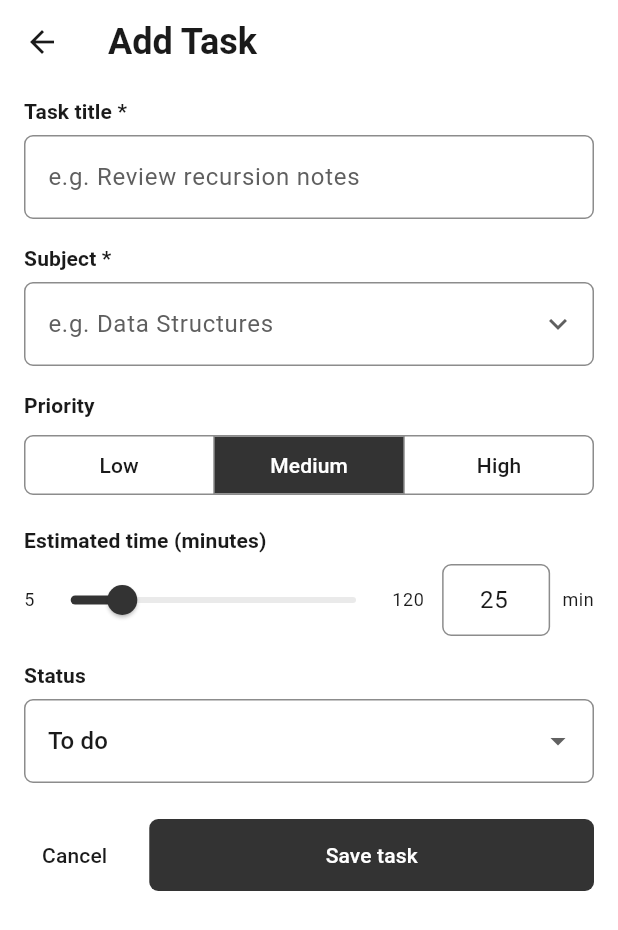
After one commit to mustafadev123/Focus_quest, a Flutter app: the screen it shows after launch, after a tap on "Add task", on a phone screen of 412 x 824 dp. The commit adds this screen. Shown: the top 930 px of the screen. Run offline on Flutter 3.47's test engine with Material 3 defaults, Android fonts, the phone set to English and light mode, and no system bars; our stand-ins replace flutter_riverpod, sqflite; accounts and stored records are empty.

Commit message:
feat: add validated Add/Edit Task form with save retry and unsaved-change guard

```diff
--- a/lib/presentation/dashboard/dashboard_screen.dart
+++ b/lib/presentation/dashboard/dashboard_screen.dart
@@ -6,6 +6,7 @@ import '../../domain/models/study_task.dart';
 import '../../providers/dashboard_providers.dart';
 import '../../providers/task_providers.dart';
 import '../shell/home_shell.dart';
+import '../task_form/task_form_screen.dart';
 import '../widgets/state_views.dart';
 import 'widgets/summary_card.dart';
 import 'widgets/task_card.dart';
@@ -126,6 +127,10 @@ class _TaskList extends ConsumerWidget {
             ),
             const SizedBox(height: 8),
           ],
+        if (allTasks.isNotEmpty) ...[
+          const SizedBox(height: 8),
+          const _AddTaskButton(),
+        ],
       ],
     );
   }
@@ -210,8 +215,26 @@ class _EmptyTasks extends StatelessWidget {
           Text('Add your first task.',
               style: theme.textTheme.bodySmall
                   ?.copyWith(color: theme.colorScheme.onSurfaceVariant)),
+          const SizedBox(height: 12),
+          const _AddTaskButton(expand: false),
         ],
       ),
     );
   }
 }
+
+class _AddTaskButton extends StatelessWidget {
+  const _AddTaskButton({this.expand = true});
+
+  final bool expand;
+
+  @override
+  Widget build(BuildContext context) {
+    final button = FilledButton.icon(
+      onPressed: () => TaskFormScreen.open(context),
+      icon: const Icon(Icons.add),
+      label: const Text('Add task'),
+    );
+    return expand ? SizedBox(width: double.infinity, child: button) : button;
+  }
+}
--- /dev/null
+++ b/lib/presentation/task_form/task_form_screen.dart
@@ -0,0 +1,431 @@
+import 'package:flutter/material.dart';
+import 'package:flutter_riverpod/flutter_riverpod.dart';
+
+import '../../domain/models/study_task.dart';
+import '../../domain/validation/validation.dart';
+import '../../providers/task_providers.dart';
+import '../widgets/state_views.dart';
+import 'widgets/minutes_field.dart';
+
+/// Add Task when [taskId] is null, otherwise Edit Task for that saved task.
+class TaskFormScreen extends ConsumerWidget {
+  const TaskFormScreen({super.key, this.taskId});
+
+  final int? taskId;
+
+  static Future<void> open(BuildContext context, {int? taskId}) {
+    return Navigator.of(context).push(
+      MaterialPageRoute<void>(builder: (_) => TaskFormScreen(taskId: taskId)),
+    );
+  }
+
+  @override
+  Widget build(BuildContext context, WidgetRef ref) {
+    final id = taskId;
+    if (id == null) return const _TaskForm(initial: null);
+
+    final task = ref.watch(taskByIdProvider(id));
+    if (task.hasValue) {
+      final value = task.value;
+      if (value != null) return _TaskForm(initial: value);
+      return _Message(
+        child: ErrorView(
+          message: 'This task no longer exists.',
+          onRetry: () => ref.invalidate(taskByIdProvider(id)),
+        ),
+      );
+    }
+    if (task.hasError) {
+      return _Message(
+        child: ErrorView(
+          message: "Couldn't load this task.",
+          onRetry: () => ref.invalidate(taskByIdProvider(id)),
+        ),
+      );
+    }
+    return const _Message(child: LoadingView(label: 'Loading task…'));
+  }
+}
+
+class _Message extends StatelessWidget {
+  const _Message({required this.child});
+
+  final Widget child;
+
+  @override
+  Widget build(BuildContext context) {
+    return Scaffold(
+        appBar: AppBar(title: const Text('Edit Task')), body: child);
+  }
+}
+
+class _TaskForm extends ConsumerStatefulWidget {
+  const _TaskForm({required this.initial});
+
+  final StudyTask? initial;
+
+  @override
+  ConsumerState<_TaskForm> createState() => _TaskFormState();
+}
+
+class _TaskFormState extends ConsumerState<_TaskForm> {
+  static const _defaultMinutes = 25;
+
+  final _formKey = GlobalKey<FormState>();
+  late final TextEditingController _title;
+  late final TextEditingController _subject;
+  late final TextEditingController _minutes;
+  late TaskPriority _priority;
+  late TaskStatus _status;
+
+  bool _submitted = false;
+  bool _saving = false;
+  bool _saveFailed = false;
+
+  bool get _isEdit => widget.initial != null;
+
+  @override
+  void initState() {
+    super.initState();
+    final task = widget.initial;
+    _title = TextEditingController(text: task?.title ?? '');
+    _subject = TextEditingController(text: task?.subject ?? '');
+    _minutes = TextEditingController(
+        text: '${task?.estimatedMinutes ?? _defaultMinutes}');
+    _priority = task?.priority ?? TaskPriority.medium;
+    _status = task?.status ?? TaskStatus.pending;
+  }
+
+  @override
+  void dispose() {
+    _title.dispose();
+    _subject.dispose();
+    _minutes.dispose();
+    super.dispose();
+  }
+
+  bool get _isDirty {
+    final task = widget.initial;
+    return _title.text.trim() != (task?.title ?? '') ||
+        _subject.text.trim() != (task?.subject ?? '') ||
+        _minutes.text != '${task?.estimatedMinutes ?? _defaultMinutes}' ||
+        _priority != (task?.priority ?? TaskPriority.medium) ||
+        _status != (task?.status ?? TaskStatus.pending);
+  }
+
+  Future<void> _save() async {
+    if (_saving) return;
+    setState(() => _submitted = true);
+    if (!_formKey.currentState!.validate()) return;
+
+    setState(() {
+      _saving = true;
+      _saveFailed = false;
+    });
+    final notifier = ref.read(tasksProvider.notifier);
+    final minutes = parseMinutes(_minutes.text)!;
+    try {
+      final initial = widget.initial;
+      if (initial == null) {
+        await notifier.create(
+          title: _title.text,
+          subject: _subject.text,
+          priority: _priority,
+          estimatedMinutes: minutes,
+          status: _status,
+        );
+      } else {
+        await notifier.save(initial.copyWith(
+          title: _title.text,
+          subject: _subject.text,
+          priority: _priority,
+          estimatedMinutes: minutes,
+          status: _status,
+        ));
+      }
+      if (!mounted) return;
+      Navigator.of(context).pop();
+    } catch (_) {
+      // Input stays in the controllers so Retry resubmits it unchanged.
+      if (!mounted) return;
+      setState(() {
+        _saving = false;
+        _saveFailed = true;
+      });
+    }
+  }
+
+  Future<void> _leave() async {
+    if (!_isDirty || await _confirmDiscard()) {
+      if (mounted) Navigator.of(context).pop();
+    }
+  }
+
+  Future<bool> _confirmDiscard() async {
+    final discard = await showDialog<bool>(
+      context: context,
+      builder: (context) => AlertDialog(
+        title: const Text('Discard changes?'),
+        content: const Text('Your changes to this task will not be saved.'),
+        actions: [
+          TextButton(
+            onPressed: () => Navigator.of(context).pop(false),
+            child: const Text('Keep editing'),
+          ),
+          FilledButton(
+            onPressed: () => Navigator.of(context).pop(true),
+            child: const Text('Discard'),
+          ),
+        ],
+      ),
+    );
+    return discard ?? false;
+  }
+
+  @override
+  Widget build(BuildContext context) {
+    final theme = Theme.of(context);
+    final subjects = ref.watch(subjectsProvider).value ?? const <String>[];
+
+    return PopScope(
+      canPop: false,
+      onPopInvokedWithResult: (didPop, _) {
+        if (!didPop && !_saving) _leave();
+      },
+      child: Scaffold(
+        appBar: AppBar(
+          leading: BackButton(onPressed: _saving ? null : _leave),
+          title: Text(_isEdit ? 'Edit Task' : 'Add Task'),
+        ),
+        body: Form(
+          key: _formKey,
+          autovalidateMode: _submitted
+              ? AutovalidateMode.onUserInteraction
+              : AutovalidateMode.disabled,
+          child: ListView(
+            padding: const EdgeInsets.fromLTRB(16, 8, 16, 24),
+            children: [
+              if (_saveFailed) ...[
+                _SaveFailedBanner(onRetry: _saving ? null : _save),
+                const SizedBox(height: 16),
+              ],
+              const _FieldLabel('Task title *'),
+              TextFormField(
+                controller: _title,
+                textCapitalization: TextCapitalization.sentences,
+                textInputAction: TextInputAction.next,
+                decoration: const InputDecoration(
+                    hintText: 'e.g. Review recursion notes'),
+                validator: validateTitle,
+                onChanged: (_) => setState(() {}),
+              ),
+              const SizedBox(height: 16),
+              const _FieldLabel('Subject *'),
+              _SubjectField(
+                controller: _subject,
+                subjects: subjects,
+                onChanged: () => setState(() {}),
+              ),
+              const SizedBox(height: 16),
+              const _FieldLabel('Priority'),
+              SegmentedButton<TaskPriority>(
+                segments: [
+                  for (final p in TaskPriority.values)
+                    ButtonSegment(value: p, label: Text(p.label)),
+                ],
+                selected: {_priority},
+                showSelectedIcon: false,
+                style: SegmentedButton.styleFrom(
+                  selectedBackgroundColor: theme.colorScheme.primary,
+                  selectedForegroundColor: theme.colorScheme.onPrimary,
+                  shape: RoundedRectangleBorder(
+                      borderRadius: BorderRadius.circular(6)),
+                ),
+                onSelectionChanged: (s) => setState(() => _priority = s.single),
+              ),
+              const SizedBox(height: 16),
+              const _FieldLabel('Estimated time (minutes)'),
+              MinutesField(
+                controller: _minutes,
+                onChanged: () => setState(() {}),
+              ),
+              const SizedBox(height: 16),
+              const _FieldLabel('Status'),
+              DropdownButtonFormField<TaskStatus>(
+                initialValue: _status,
+                items: [
+                  for (final s in TaskStatus.values)
+                    DropdownMenuItem(value: s, child: Text(s.label)),
+                ],
+                onChanged: (s) => setState(() => _status = s ?? _status),
+              ),
+              const SizedBox(height: 24),
+              Row(
+                children: [
+                  TextButton(
+                    onPressed: _saving ? null : _leave,
+                    child: const Text('Cancel'),
+                  ),
+                  const SizedBox(width: 16),
+                  Expanded(
+                    child: FilledButton(
+                      onPressed: _saving ? null : _save,
+                      child: _saving
+                          ? const SizedBox.square(
+                              dimension: 20,
+                              child: CircularProgressIndicator(
+                                strokeWidth: 2,
+                                semanticsLabel: 'Saving task',
+                              ),
+                            )
+                          : const Text('Save task'),
+                    ),
+                  ),
+                ],
+              ),
+            ],
+          ),
+        ),
+      ),
+    );
+  }
+}
+
+class _FieldLabel extends StatelessWidget {
+  const _FieldLabel(this.text);
+
+  final String text;
+
+  @override
+  Widget build(BuildContext context) {
+    return Padding(
+      padding: const EdgeInsets.only(bottom: 6),
+      child: ExcludeSemantics(
+        child: Text(
+          text,
+          style: Theme.of(context)
+              .textTheme
+              .labelLarge
+              ?.copyWith(fontWeight: FontWeight.w600),
+        ),
+      ),
+    );
+  }
+}
+
+/// Free-text subject (required, up to 40 characters) that suggests the
+/// subjects already in use.
+class _SubjectField extends StatefulWidget {
+  const _SubjectField({
+    required this.controller,
+    required this.subjects,
+    required this.onChanged,
+  });
+
+  final TextEditingController controller;
+  final List<String> subjects;
+  final VoidCallback onChanged;
+
+  @override
+  State<_SubjectField> createState() => _SubjectFieldState();
+}
+
+class _SubjectFieldState extends State<_SubjectField> {
+  final _focusNode = FocusNode();
+
+  @override
+  void dispose() {
+    _focusNode.dispose();
+    super.dispose();
+  }
+
+  @override
+  Widget build(BuildContext context) {
+    return RawAutocomplete<String>(
+      textEditingController: widget.controller,
+      focusNode: _focusNode,
+      optionsBuilder: (value) {
+        final query = value.text.trim().toLowerCase();
+        return widget.subjects.where(
+            (s) => s.toLowerCase().contains(query) && s.toLowerCase() != query);
+      },
+      onSelected: (_) => widget.onChanged(),
+      fieldViewBuilder: (context, controller, focusNode, onSubmitted) {
+        return TextFormField(
+          controller: controller,
+          focusNode: focusNode,
+          textCapitalization: TextCapitalization.words,
+          decoration: const InputDecoration(
+            hintText: 'e.g. Data Structures',
+            suffixIcon: Icon(Icons.expand_more),
+          ),
+          validator: validateSubject,
+          onChanged: (_) => widget.onChanged(),
+          onFieldSubmitted: (_) => onSubmitted(),
+        );
+      },
+      optionsViewBuilder: (context, onSelected, options) {
+        return Align(
+          alignment: AlignmentDirectional.topStart,
+          child: Material(
+            elevation: 2,
+            borderRadius: BorderRadius.circular(6),
+            child: ConstrainedBox(
+              constraints: const BoxConstraints(maxHeight: 200, maxWidth: 320),
+              child: ListView(
+                padding: EdgeInsets.zero,
+                shrinkWrap: true,
+                children: [
+                  for (final option in options)
+                    ListTile(
+                      title: Text(option),
+                      onTap: () => onSelected(option),
+                    ),
+                ],
+              ),
+            ),
+          ),
+        );
+      },
+    );
+  }
+}
+
+class _SaveFailedBanner extends StatelessWidget {
+  const _SaveFailedBanner({required this.onRetry});
+
+  final VoidCallback? onRetry;
+
+  @override
+  Widget build(BuildContext context) {
+    final scheme = Theme.of(context).colorScheme;
+    return Semantics(
+      liveRegion: true,
+      child: Container(
+        padding: const EdgeInsets.all(16),
+        decoration: BoxDecoration(
+          color: scheme.errorContainer,
+          borderRadius: BorderRadius.circular(6),
+        ),
+        child: Column(
+          crossAxisAlignment: CrossAxisAlignment.start,
+          children: [
+            Text("Couldn't save the task.",
+                style: TextStyle(
+                    color: scheme.onErrorContainer,
+                    fontWeight: FontWeight.w600)),
+            const SizedBox(height: 4),
+            Text('Your changes are kept.',
+                style: TextStyle(color: scheme.onErrorContainer)),
+            const SizedBox(height: 12),
+            SizedBox(
+              width: double.infinity,
+              child:
+                  FilledButton(onPressed: onRetry, child: const Text('Retry')),
+            ),
+          ],
+        ),
+      ),
+    );
+  }
+}
--- /dev/null
+++ b/lib/presentation/task_form/widgets/minutes_field.dart
@@ -0,0 +1,114 @@
+import 'package:flutter/material.dart';
+import 'package:flutter/services.dart';
+
+import '../../../domain/validation/validation.dart';
+
+/// "Estimated time (minutes)": a 5–120 slider with a numeric text box as the
+/// accessible alternative. Both edit the same [controller]; the validation
+/// message is shown full-width below the row.
+class MinutesField extends StatefulWidget {
+  const MinutesField({super.key, required this.controller, this.onChanged});
+
+  final TextEditingController controller;
+  final VoidCallback? onChanged;
+
+  @override
+  State<MinutesField> createState() => _MinutesFieldState();
+}
+
+class _MinutesFieldState extends State<MinutesField> {
+  static const _min = Limits.minEstimatedMinutes;
+  static const _max = Limits.maxEstimatedMinutes;
+
+  /// The last valid value, which the slider keeps showing while the text
+  /// box holds an invalid entry.
+  late double _sliderValue = _parsedOr(_min).toDouble();
+
+  int _parsedOr(int fallback) {
+    final value = parseMinutes(widget.controller.text);
+    return value == null || validateEstimatedMinutes(value) != null
+        ? fallback
+        : value;
+  }
+
+  @override
+  Widget build(BuildContext context) {
+    final theme = Theme.of(context);
+    final muted = theme.textTheme.bodySmall;
+
+    return FormField<String>(
+      validator: (_) =>
+          validateEstimatedMinutes(parseMinutes(widget.controller.text)),
+      builder: (field) {
+        void changed() {
+          field.didChange(widget.controller.text);
+          widget.onChanged?.call();
+        }
+
+        return Column(
+          crossAxisAlignment: CrossAxisAlignment.start,
+          children: [
+            Row(
+              children: [
+                ExcludeSemantics(child: Text('$_min', style: muted)),
+                Expanded(
+                  child: Slider(
+                    value: _sliderValue,
+                    min: _min.toDouble(),
+                    max: _max.toDouble(),
+                    divisions: _max - _min,
+                    label: '${_sliderValue.round()} min',
+                    semanticFormatterCallback: (v) =>
+                        '${v.round()} minutes estimated',
+                    onChanged: (value) {
+                      setState(() => _sliderValue = value);
+                      widget.controller.text = value.round().toString();
+                      changed();
+                    },
+                  ),
+                ),
+                ExcludeSemantics(child: Text('$_max', style: muted)),
+                const SizedBox(width: 12),
+                SizedBox(
+                  width: 72,
+                  child: Semantics(
+                    label: 'Estimated time in minutes',
+                    child: TextField(
+                      controller: widget.controller,
+                      keyboardType: TextInputType.number,
+                      inputFormatters: [
+                        FilteringTextInputFormatter.digitsOnly,
+                        LengthLimitingTextInputFormatter(3),
+                      ],
+                      textAlign: TextAlign.center,
+                      decoration: InputDecoration(
+                        isDense: true,
+                        error: field.hasError ? const SizedBox.shrink() : null,
+                      ),
+                      onChanged: (_) {
+                        setState(() => _sliderValue =
+                            _parsedOr(_sliderValue.round()).toDouble());
+                        changed();
+                      },
+                    ),
+                  ),
+                ),
+                const SizedBox(width: 8),
+                ExcludeSemantics(child: Text('min', style: muted)),
+              ],
+            ),
+            if (field.errorText case final error?)
+              Padding(
+                padding: const EdgeInsets.only(top: 4),
+                child: Text(
+                  error,
+                  style: theme.textTheme.bodySmall
+                      ?.copyWith(color: theme.colorScheme.error),
+                ),
+              ),
+          ],
+        );
+      },
+    );
+  }
+}
--- a/lib/providers/task_providers.dart
+++ b/lib/providers/task_providers.dart
@@ -58,6 +58,12 @@ final tasksProvider =
     AsyncNotifierProvider<TaskListNotifier, List<StudyTask>>(
         TaskListNotifier.new);
 
+/// One task, loaded fresh each time the edit screen opens.
+final taskByIdProvider =
+    FutureProvider.autoDispose.family<StudyTask?, int>((ref, id) {
+  return ref.watch(taskRepositoryProvider).getById(id);
+});
+
 final subjectsProvider = FutureProvider<List<String>>((ref) {
   ref.watch(dataRevisionProvider);
   return ref.watch(taskRepositoryProvider).getSubjects();
```
Also changed, not shown: 1 other file.
